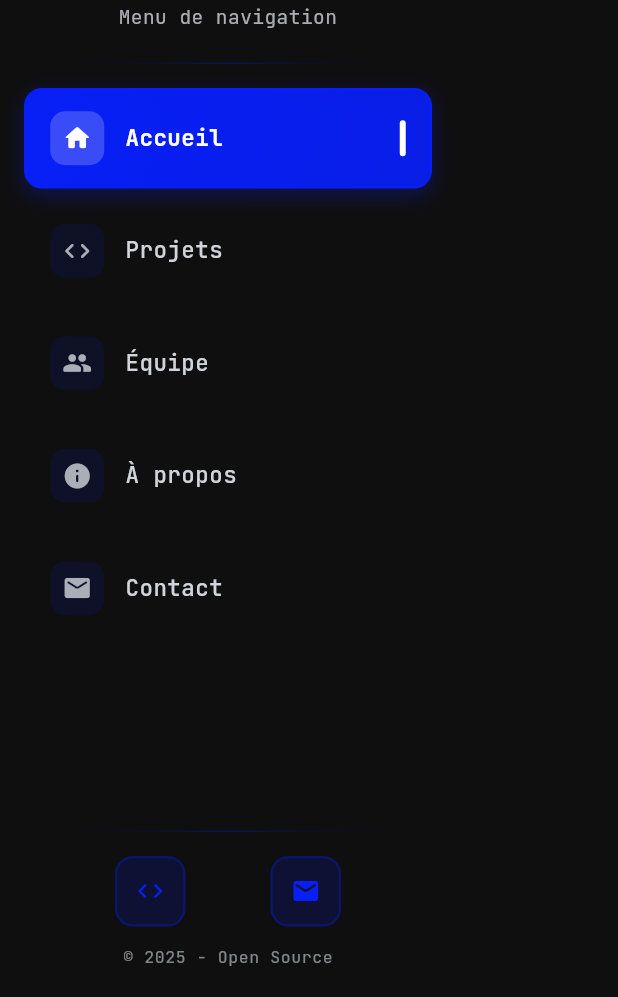
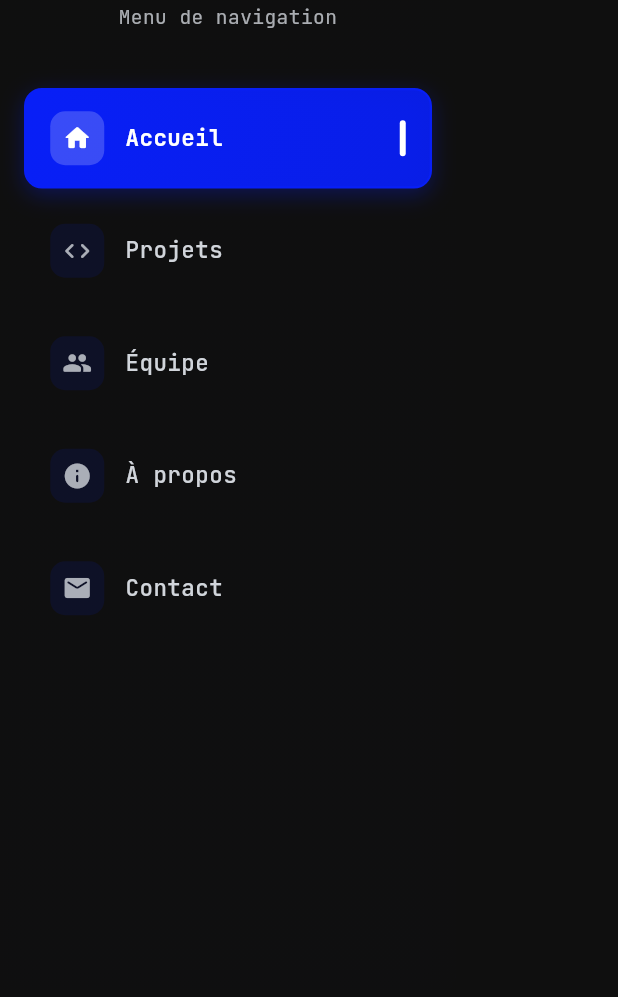
Before and after one commit to 2c2t-dev/twoctwot_website, a Flutter app: the _MobileDrawer widget shown alone on an empty page, opened directly, on a phone screen of 412 x 824 dp, the part 239-1236 px from its top. Run offline on Flutter 3.47's test engine with Material 3 defaults, Android fonts, the phone set to English and light mode, and no system bars; our stand-ins replace animated_text_kit, flutter_animate, flutter_riverpod, font_awesome_flutter, go_router, google_fonts and 1 more.

Commit message:
📱 Amélioration de l'UI mobile

```diff
--- a/lib/shared/presentation/widgets/main_layout.dart
+++ b/lib/shared/presentation/widgets/main_layout.dart
@@ -9,14 +9,17 @@ import 'package:url_launcher/url_launcher.dart';
 class MainLayout extends StatelessWidget {
   final Widget child;
 
-  const MainLayout({Key? key, required this.child}) : super(key: key);
+  const MainLayout({super.key, required this.child});
 
   @override
   Widget build(BuildContext context) {
     final isDesktop = ResponsiveBreakpoints.of(context).largerThan(TABLET);
     return Scaffold(
       drawer: !isDesktop ? const _MobileDrawer() : null,
-      body: Column(
+      body: LayoutBuilder(
+        builder: (context, constraints) {
+          if (isDesktop) {
+            return Column(
               children: [
                 const _AppBar(),
                 Expanded(
@@ -26,6 +29,31 @@ class MainLayout extends StatelessWidget {
                 ),
                 const _Footer(),
               ],
+            );
+          } else {
+            return Column(
+              children: [
+                const _AppBar(),
+                Expanded(
+                  child: SingleChildScrollView(
+                    scrollDirection: Axis.vertical,
+                    child: Container(
+                      width: double.infinity,
+                      child: Column(
+                        mainAxisSize: MainAxisSize.min,
+                        crossAxisAlignment: CrossAxisAlignment.stretch,
+                        children: [
+                          child,
+                          const _Footer(),
+                        ],
+                      ),
+                    ),
+                  ),
+                ),
+              ],
+            );
+          }
+        },
       ),
     );
   }
@@ -78,7 +106,9 @@ class _MobileDrawer extends StatelessWidget {
         child: Column(
           children: [
             // Header du drawer
-            Container(
+            SizedBox(
+              width: double.infinity,
+              child: Padding(
                 padding: const EdgeInsets.fromLTRB(24, 60, 24, 20),
                 child: Column(
                   children: [
@@ -137,11 +167,14 @@ class _MobileDrawer extends StatelessWidget {
                   ],
                 ),
               ),
+            ),
 
             // Divider
-            Container(
-              margin: const EdgeInsets.symmetric(horizontal: 24),
+            Padding(
+              padding: const EdgeInsets.symmetric(horizontal: 24),
+              child: SizedBox(
                 height: 1,
+                child: DecoratedBox(
                   decoration: BoxDecoration(
                     gradient: LinearGradient(
                       colors: [
@@ -149,6 +182,8 @@ class _MobileDrawer extends StatelessWidget {
                         AppTheme.primaryColor.withValues(alpha: 0.3),
                         Colors.transparent,
                       ],
+                    ),
+                  ),
                 ),
               ),
             ),
@@ -167,53 +202,7 @@ class _MobileDrawer extends StatelessWidget {
               ),
             ),
 
-            // Footer du drawer
-            Container(
-              padding: const EdgeInsets.all(20),
-              child: Column(
-                mainAxisSize: MainAxisSize.min,
-                children: [
-                  Container(
-                    margin: const EdgeInsets.only(bottom: 16),
-                    height: 1,
-                    decoration: BoxDecoration(
-                      gradient: LinearGradient(
-                        colors: [
-                          Colors.transparent,
-                          AppTheme.primaryColor.withValues(alpha: 0.3),
-                          Colors.transparent,
-                        ],
-                      ),
-                    ),
-                  ),
-                  Row(
-                    mainAxisAlignment: MainAxisAlignment.spaceEvenly,
-                    children: [
-                      _buildMobileDrawerSocialButton(
-                        context,
-                        Icons.code_rounded,
-                        'GitHub',
-                        'https://github.com/2c2t-dev',
-                      ),
-                      _buildMobileDrawerSocialButton(
-                        context,
-                        Icons.email_rounded,
-                        'Email',
-                        'mailto:contact@2c2t.dev',
-                      ),
-                    ],
-                  ),
-                  const SizedBox(height: 12),
-                  Text(
-                    '© 2025 - Open Source',
-                    style: Theme.of(context).textTheme.bodySmall?.copyWith(
-                      color: AppTheme.textSecondary.withValues(alpha: 0.6),
-                      fontSize: 11,
-                    ),
-                  ),
-                ],
-              ),
-            ),
+            // Footer du drawer supprimé
           ],
         ),
       ),
@@ -320,39 +309,7 @@ class _MobileDrawer extends StatelessWidget {
     );
   }
 
-  Widget _buildMobileDrawerSocialButton(BuildContext context, IconData icon, String tooltip, String url) {
-    return Tooltip(
-      message: tooltip,
-      child: Material(
-        color: Colors.transparent,
-        child: InkWell(
-          onTap: () async {
-            final uri = Uri.parse(url);
-            if (await canLaunchUrl(uri)) {
-              await launchUrl(uri, mode: LaunchMode.externalApplication);
-            }
-          },
-          borderRadius: BorderRadius.circular(12),
-          child: Container(
-            padding: const EdgeInsets.all(12),
-            decoration: BoxDecoration(
-              color: AppTheme.primaryColor.withValues(alpha: 0.15),
-              borderRadius: BorderRadius.circular(12),
-              border: Border.all(
-                color: AppTheme.primaryColor.withValues(alpha: 0.3),
-                width: 1.5,
-              ),
-            ),
-            child: Icon(
-              icon,
-              color: AppTheme.primaryColor,
-              size: 20,
-            ),
-          ),
-        ),
-      ),
-    );
-  }
+  // ...existing code...
 }
 
 
```
Lines whose indentation alone changed are shown as unchanged.
